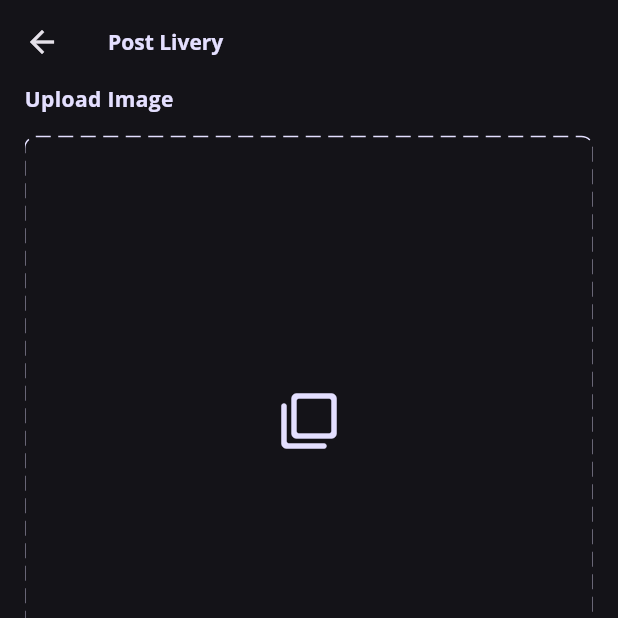
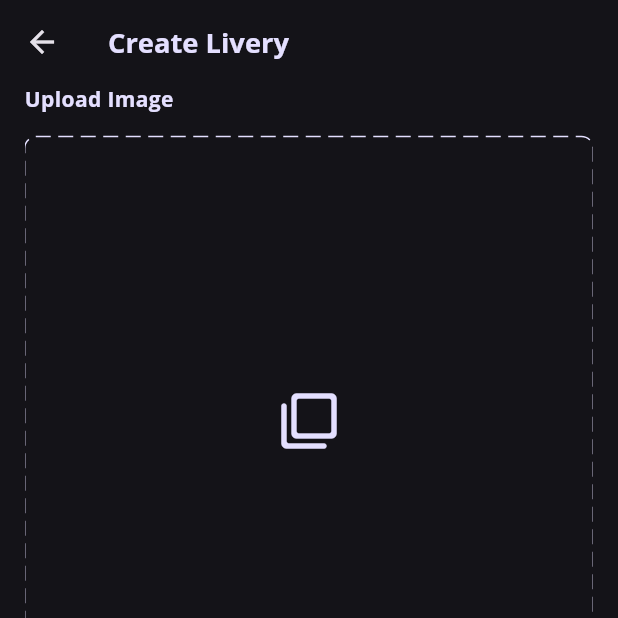
Before and after one commit to bus-livery/bus_livery_frontend, a Flutter app: the LiveryCreateScreen screen opened by its route, on a phone screen of 412 x 824 dp, the top half of it. Run offline on Flutter 3.47's test engine with Material 3 defaults, Android fonts, the phone set to English and light mode, and no system bars; drawn by our look-alikes of dropdown_search; our stand-ins replace auto_route, bloc, bot_toast, cached_network_image, dartz, dio and 10 more; missing offline and left inert: jwt_decode, svg_flutter; accounts and stored records are empty; network calls fail.

```diff
--- a/lib/Cmodel/api_response.dart
+++ b/lib/Cmodel/api_response.dart
@@ -6,6 +6,7 @@ part 'api_response.freezed.dart';
 @Freezed()
 class ApiResponse<T> with _$ApiResponse<T> {
   factory ApiResponse({
+    dynamic key,
     T? apiData,
     String? errorMessage,
     String? successMessage,
--- /dev/null
+++ b/lib/Cwidgets/ww_app_bar.dart
@@ -0,0 +1,25 @@
+import 'package:flutter/material.dart';
+import 'package:flutter_screenutil/flutter_screenutil.dart';
+import 'package:livery/utils/app_colors.dart';
+
+class WwAppBar extends StatelessWidget implements PreferredSizeWidget {
+  final String title;
+  const WwAppBar({super.key, required this.title});
+
+  @override
+  Widget build(BuildContext context) {
+    return AppBar(
+      title: Text(
+        title,
+        style: TextStyle(
+          fontSize: 18.sp,
+          fontWeight: FontWeight.bold,
+          color: AppColors.primary,
+        ),
+      ),
+    );
+  }
+
+  @override
+  Size get preferredSize => const Size.fromHeight(kToolbarHeight);
+}
--- a/lib/features/livery/application/livery_event.dart
+++ b/lib/features/livery/application/livery_event.dart
@@ -14,7 +14,11 @@ class GetSinglelLiveryApiEvent extends LiveryEvent {}
 
 class UpdateLiveryApiEvent extends LiveryEvent {}
 
-class DeleteLiveryApiEvent extends LiveryEvent {}
+class DeleteLiveryApiEvent extends LiveryEvent {
+  final int liveryId;
+
+  DeleteLiveryApiEvent({required this.liveryId});
+}
 
 class DownloadLiveryApiEvent extends LiveryEvent {}
 
--- a/lib/features/livery/application/livery_state.dart
+++ b/lib/features/livery/application/livery_state.dart
@@ -5,11 +5,13 @@ class LiveryState {
   final ApiResponse<LiveryDateModel> getAllLiveryRes;
   final ApiResponse<LiveryModel> getSingleLiveryRes;
   final ApiResponse<String> liveryDownloadRes;
+  final ApiResponse<String> deleteLiveryRes;
   LiveryState({
     // API STATES
     required this.getAllLiveryRes,
     required this.getSingleLiveryRes,
     required this.liveryDownloadRes,
+    required this.deleteLiveryRes,
   });
 
   factory LiveryState.initial() {
@@ -18,6 +20,7 @@ class LiveryState {
       getAllLiveryRes: ApiResponse<LiveryDateModel>(),
       getSingleLiveryRes: ApiResponse<LiveryModel>(),
       liveryDownloadRes: ApiResponse<String>(),
+      deleteLiveryRes: ApiResponse<String>(),
     );
   }
 
@@ -28,12 +31,14 @@ class LiveryState {
     ApiResponse<LiveryDateModel>? getAllLiveryRes,
     ApiResponse<LiveryModel>? getSingleLiveryRes,
     ApiResponse<String>? liveryDownloadRes,
+    ApiResponse<String>? deleteLiveryRes,
   }) {
     return LiveryState(
       // API STATES
       getSingleLiveryRes: getSingleLiveryRes ?? this.getSingleLiveryRes,
       getAllLiveryRes: getAllLiveryRes ?? this.getAllLiveryRes,
       liveryDownloadRes: liveryDownloadRes ?? this.liveryDownloadRes,
+      deleteLiveryRes: deleteLiveryRes ?? this.deleteLiveryRes,
     );
   }
 }
--- a/lib/features/livery/model/livery_model/livery_model.dart
+++ b/lib/features/livery/model/livery_model/livery_model.dart
@@ -15,11 +15,11 @@ class LiveryModel with _$LiveryModel {
     @JsonKey(name: 'DeletedAt') dynamic deletedAt,
     @JsonKey(name: 'bus_type') String? busType,
     @JsonKey(name: 'bus_model') String? busModel,
-    @JsonKey(name: 'post_name') String? postName,
+    @JsonKey(name: 'livery_name') String? liveryName,
     String? description,
     @JsonKey(name: 'download_count') int? downloadCount,
     ProfileModel? user,
-    @JsonKey(name: 'post_image') PostImageModel? postImage,
+    @JsonKey(name: 'livery_image') LiveryImageModel? postImage,
   }) = _LiveryModel;
 
   factory LiveryModel.fromJson(Map<String, dynamic> json) =>
--- a/lib/features/livery/model/livery_model/post_image_model.dart
+++ b/lib/features/livery/model/livery_model/post_image_model.dart
@@ -4,18 +4,18 @@ part 'post_image_model.freezed.dart';
 part 'post_image_model.g.dart';
 
 @freezed
-class PostImageModel with _$PostImageModel {
-  factory PostImageModel({
+class LiveryImageModel with _$LiveryImageModel {
+  factory LiveryImageModel({
     @JsonKey(name: 'ID') int? id,
     @JsonKey(name: 'CreatedAt') DateTime? createdAt,
     @JsonKey(name: 'UpdatedAt') DateTime? updatedAt,
     @JsonKey(name: 'DeletedAt') dynamic deletedAt,
-    @JsonKey(name: 'post_image_original') String? postImageOriginal,
-    @JsonKey(name: 'post_image_1080') String? postImage1080,
-    @JsonKey(name: 'post_image_600') String? postImage600,
-    @JsonKey(name: 'post_image_200') String? postImage200,
-  }) = _PostImageModel;
+    @JsonKey(name: 'livery_image_original') String? liveryImageOriginal,
+    @JsonKey(name: 'livery_image_1080') String? liveryImage1080,
+    @JsonKey(name: 'livery_image_600') String? livertImage600,
+    @JsonKey(name: 'livery_image_200') String? liveryImage200,
+  }) = _LiveryImageModel;
 
-  factory PostImageModel.fromJson(Map<String, dynamic> json) =>
-      _$PostImageModelFromJson(json);
+  factory LiveryImageModel.fromJson(Map<String, dynamic> json) =>
+      _$LiveryImageModelFromJson(json);
 }
--- a/lib/features/livery_create/view/livery_create_screen.dart
+++ b/lib/features/livery_create/view/livery_create_screen.dart
@@ -4,6 +4,7 @@ import 'package:dio/dio.dart';
 import 'package:flutter/material.dart';
 import 'package:flutter_bloc/flutter_bloc.dart';
 import 'package:livery/Cmodel/enum.dart';
+import 'package:livery/Cwidgets/ww_app_bar.dart';
 import 'package:livery/Cwidgets/ww_buttons.dart';
 import 'package:livery/Cwidgets/ww_dashed_border.dart';
 import 'package:livery/Cwidgets/ww_popup_error_success.dart';
@@ -34,7 +35,7 @@ class LiveryCreateScreen extends StatelessWidget implements AutoRouteWrapper {
     final bloc = context.read<LiveryCreateBloc>();
 
     return Scaffold(
-      appBar: AppBar(title: Text('Post Livery', style: normalText(context))),
+      appBar: WwAppBar(title: 'Create Livery'),
       bottomNavigationBar: _SubmitButton(
         bloc: bloc,
         data: LiveryModel(),
@@ -180,8 +181,9 @@ class _SubmitButton extends StatelessWidget {
                           'livery_name': bloc.liveryName.text,
                         if (bloc.description.text.isNotEmpty)
                           'description': bloc.description.text,
-                        if (bloc.busType.isEmpty) 'bus_type': bloc.busType,
-                        if (bloc.busModel.isEmpty) 'bus_model': bloc.busModel,
+                        if (bloc.busType.isNotEmpty) 'bus_type': bloc.busType,
+                        if (bloc.busModel.isNotEmpty)
+                          'bus_model': bloc.busModel,
                         if (state.storeImage?.imageUint8List != null)
                           'livery_image': MultipartFile.fromBytes(
                             state.storeImage!.imageUint8List!,
--- a/lib/features/profile/view/edit_profile_screen.dart
+++ b/lib/features/profile/view/edit_profile_screen.dart
@@ -2,13 +2,13 @@ import 'package:auto_route/auto_route.dart';
 import 'package:flutter/material.dart';
 import 'package:flutter_bloc/flutter_bloc.dart';
 import 'package:livery/Cmodel/enum.dart';
+import 'package:livery/Cwidgets/ww_app_bar.dart';
 import 'package:livery/Cwidgets/ww_buttons.dart';
 import 'package:livery/Cwidgets/ww_popup_error_success.dart';
 import 'package:livery/Cwidgets/ww_textfield.dart';
 import 'package:livery/features/profile/application/profile_bloc.dart';
 import 'package:livery/features/profile/model/profile_model.dart';
 import 'package:livery/utils/app_size.dart';
-import 'package:livery/utils/styles.dart';
 
 @RoutePage()
 class EditProfileScreen extends StatelessWidget {
@@ -19,7 +19,7 @@ class EditProfileScreen extends StatelessWidget {
     final bloc = context.read<ProfileBloc>();
     final data = bloc.state.getProfileRes.apiData;
     return Scaffold(
-      appBar: AppBar(title: Text('Edit Profile', style: normalText(context))),
+      appBar: WwAppBar(title: 'Edit Profile'),
       body: Padding(
         padding: AppSize.swPadding,
         child: Column(
--- /dev/null
+++ b/lib/utils/app_colors.dart
@@ -0,0 +1,5 @@
+import 'package:flutter/cupertino.dart';
+
+class AppColors {
+  static const primary = Color(0xFFE4DFFF);
+}
--- a/pubspec.yaml
+++ b/pubspec.yaml
@@ -57,6 +57,7 @@ dependencies:
   bot_toast: ^4.1.3
   dropdown_search: ^6.0.2
   image_picker: ^1.1.2
+  intl: ^0.20.2
 
 
 dev_dependencies:
```
Also changed, not shown: lib/features/livery/application/livery_bloc.dart (+41 -1 lines), lib/features/livery/livery_styles.dart (added, +36 -0 lines), lib/features/livery/service/livery_service.dart (+16 -0 lines), lib/features/livery/view/feed_screen.dart (+125 -59 lines), lib/utils/extensions.dart (added, +7 -0 lines), lib/Cmodel/api_response.freezed.dart, lib/features/livery/model/livery_model/livery_model.freezed.dart, lib/features/livery/model/livery_model/livery_model.g.dart, lib/features/livery/model/livery_model/post_image_model.freezed.dart, lib/features/livery/model/livery_model/post_image_model.g.dart, pubspec.lock.
